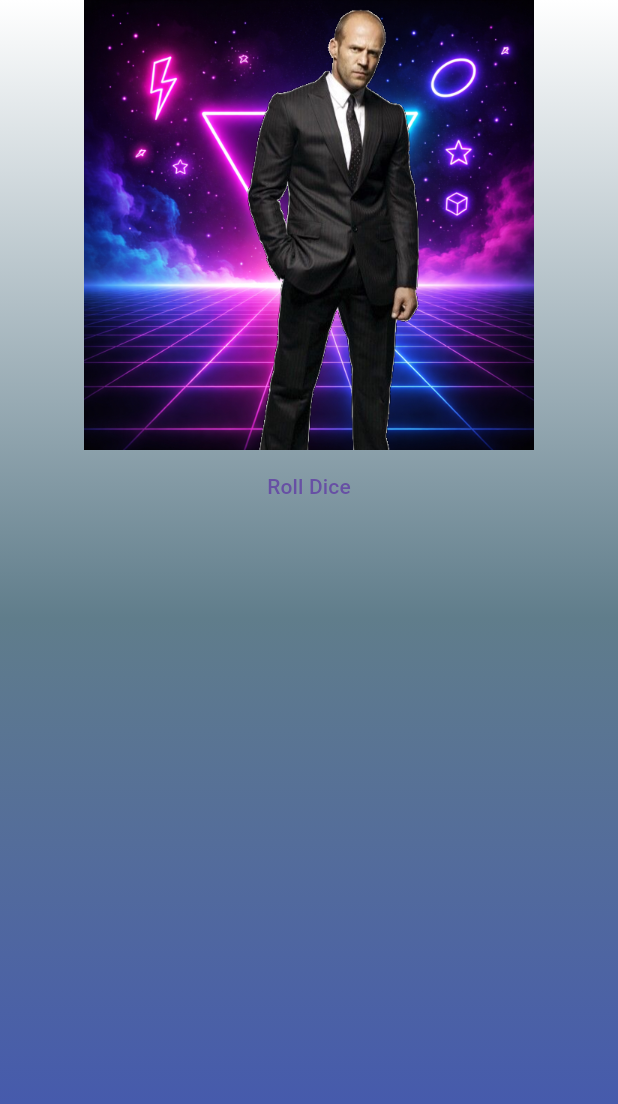
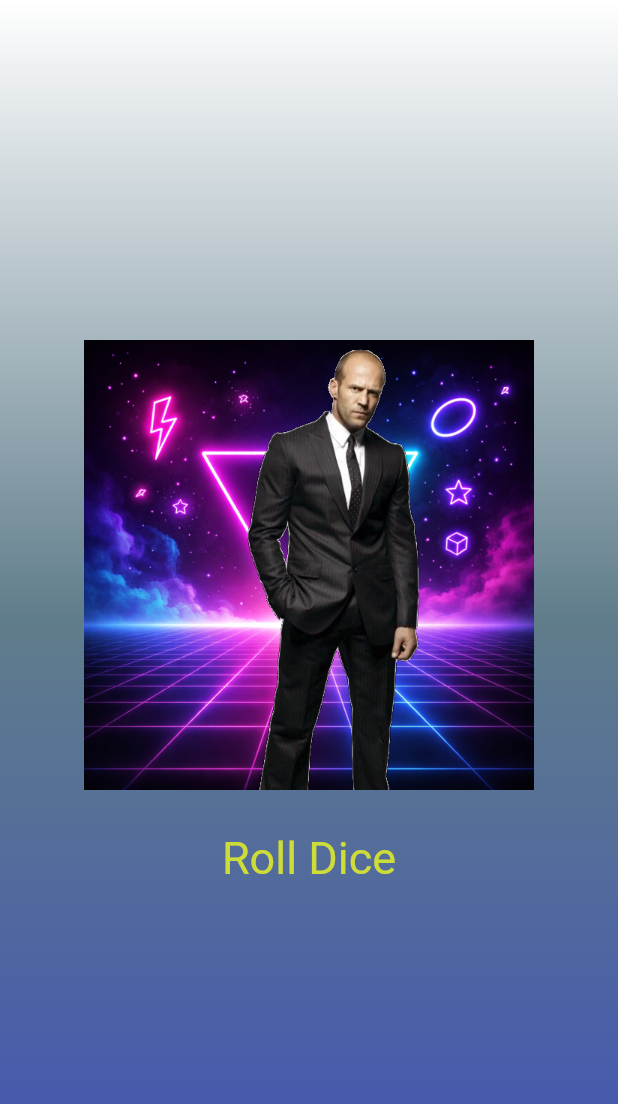
Before and after one commit to oxsjkw/Flutter_Widgets, a Flutter app: the screen it shows after launch, on a phone screen of 412 x 824 dp. Shown: the top 1104 px of the screen. Run offline on Flutter 3.47's test engine with Material 3 defaults, Android fonts, the phone set to English and light mode, and no system bars.

Commit message:
Style roll button and adjust layout

```diff
--- a/lib/gradient_container.dart
+++ b/lib/gradient_container.dart
@@ -5,7 +5,6 @@ const startAlignment = Alignment.topCenter;
 const endAlignment = Alignment.bottomCenter;
 
 class GradientContainer extends StatelessWidget {
-
   final Color color1;
   final Color color2;
   final Color color3;
@@ -14,10 +13,10 @@ class GradientContainer extends StatelessWidget {
     this.color1,
     this.color2,
     this.color3, {
-      super.key,
-    });
+    super.key,
+  });
 
-void rollDice() {}
+  void rollDice() {}
 
   @override
   Widget build(BuildContext context) {
@@ -31,13 +30,24 @@ void rollDice() {}
       ),
       child: Center(
         child: Column(
+          mainAxisSize: MainAxisSize.min,
           children: [
             Image.asset(
               'assets/images/dice-1.png',
               width: 300,
             ),
+            const SizedBox(height: 20),
             TextButton(
               onPressed: rollDice,
+              style: TextButton.styleFrom(
+                // padding: const EdgeInsets.only(
+                //   top: 20,
+                // ),
+                foregroundColor: Colors.lime,
+                textStyle: const TextStyle(
+                  fontSize: 30,
+                ),
+              ),
               child: Text("Roll Dice"),
             ),
           ],
```
